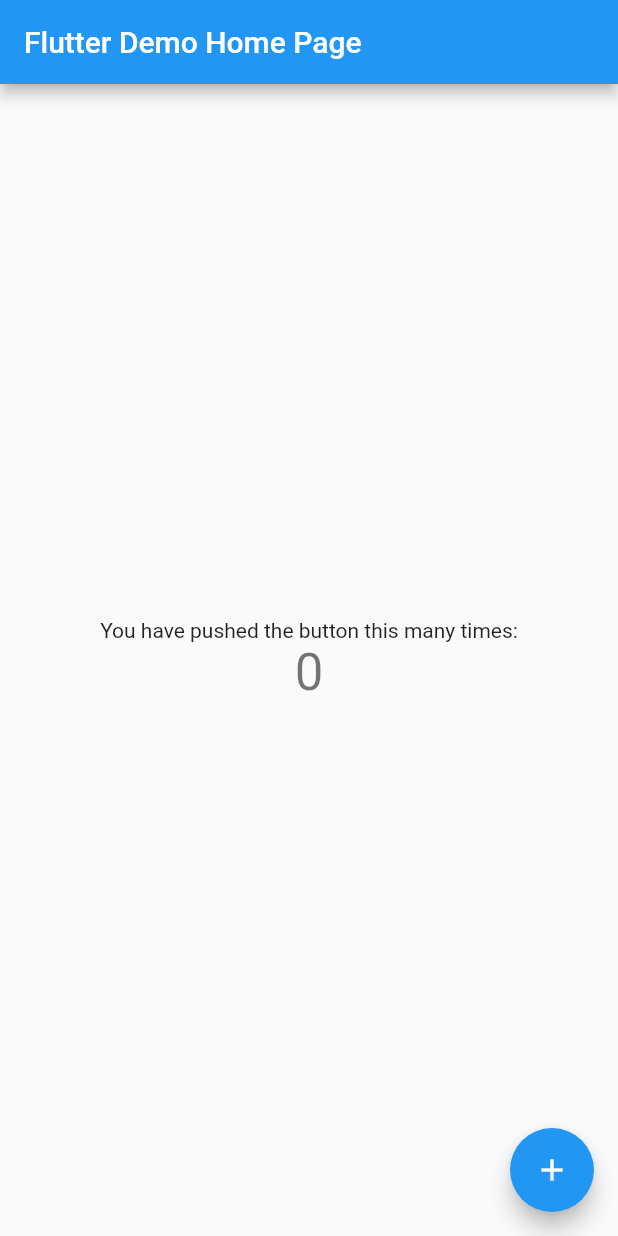
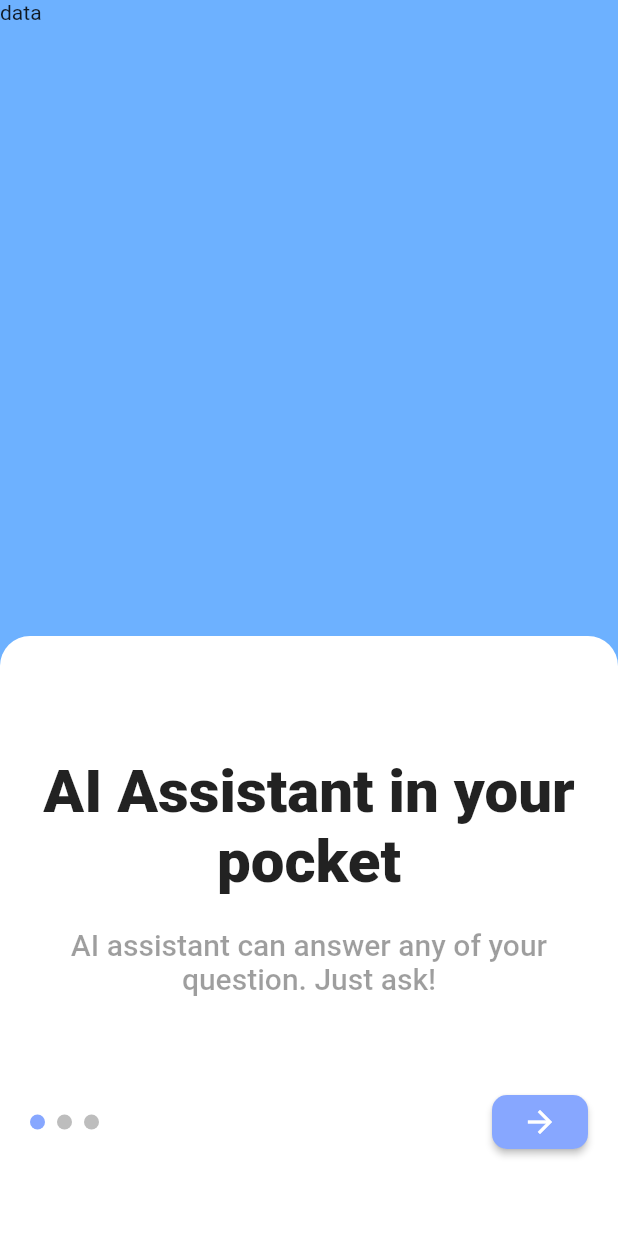
Before and after one commit to Sawansunar56/Zeno-AI, a Flutter app: the screen it shows after launch, on a phone screen of 412 x 824 dp. Run offline on Flutter 3.47's test engine with Material 2 defaults, Android fonts, the phone set to English and light mode, and no system bars; drawn by our look-alikes of smooth_page_indicator.

Commit message:
Start Page done but more work needed

```diff
--- /dev/null
+++ b/frontend/lib/constants/colors.dart
@@ -0,0 +1,3 @@
+import 'package:flutter/material.dart';
+
+const Color primaryColor = Color(0xfff87a7ff);
--- a/frontend/lib/main.dart
+++ b/frontend/lib/main.dart
@@ -1,4 +1,6 @@
 import 'package:flutter/material.dart';
+import 'package:frontend/screens/home_page.dart';
+import 'package:frontend/screens/start_page.dart';
 
 void main() {
   runApp(const MyApp());
@@ -7,109 +9,15 @@
 class MyApp extends StatelessWidget {
   const MyApp({super.key});
 
-  // This widget is the root of your application.
   @override
   Widget build(BuildContext context) {
     return MaterialApp(
       title: 'Flutter Demo',
       theme: ThemeData(
-        // This is the theme of your application.
-        //
-        // Try running your application with "flutter run". You'll see the
-        // application has a blue toolbar. Then, without quitting the app, try
-        // changing the primarySwatch below to Colors.green and then invoke
-        // "hot reload" (press "r" in the console where you ran "flutter run",
-        // or simply save your changes to "hot reload" in a Flutter IDE).
-        // Notice that the counter didn't reset back to zero; the application
-        // is not restarted.
         primarySwatch: Colors.blue,
       ),
-      home: const MyHomePage(title: 'Flutter Demo Home Page'),
+      home: StartPage(),
+      debugShowCheckedModeBanner: false,
     );
   }
 }
-
-class MyHomePage extends StatefulWidget {
-  const MyHomePage({super.key, required this.title});
-
-  // This widget is the home page of your application. It is stateful, meaning
-  // that it has a State object (defined below) that contains fields that affect
-  // how it looks.
-
-  // This class is the configuration for the state. It holds the values (in this
-  // case the title) provided by the parent (in this case the App widget) and
-  // used by the build method of the State. Fields in a Widget subclass are
-  // always marked "final".
-
-  final String title;
-
-  @override
-  State<MyHomePage> createState() => _MyHomePageState();
-}
-
-class _MyHomePageState extends State<MyHomePage> {
-  int _counter = 0;
-
-  void _incrementCounter() {
-    setState(() {
-      // This call to setState tells the Flutter framework that something has
-      // changed in this State, which causes it to rerun the build method below
-      // so that the display can reflect the updated values. If we changed
-      // _counter without calling setState(), then the build method would not be
-      // called again, and so nothing would appear to happen.
-      _counter++;
-    });
-  }
-
-  @override
-  Widget build(BuildContext context) {
-    // This method is rerun every time setState is called, for instance as done
-    // by the _incrementCounter method above.
-    //
-    // The Flutter framework has been optimized to make rerunning build methods
-    // fast, so that you can just rebuild anything that needs updating rather
-    // than having to individually change instances of widgets.
-    return Scaffold(
-      appBar: AppBar(
-        // Here we take the value from the MyHomePage object that was created by
-        // the App.build method, and use it to set our appbar title.
-        title: Text(widget.title),
-      ),
-      body: Center(
-        // Center is a layout widget. It takes a single child and positions it
-        // in the middle of the parent.
-        child: Column(
-          // Column is also a layout widget. It takes a list of children and
-          // arranges them vertically. By default, it sizes itself to fit its
-          // children horizontally, and tries to be as tall as its parent.
-          //
-          // Invoke "debug painting" (press "p" in the console, choose the
-          // "Toggle Debug Paint" action from the Flutter Inspector in Android
-          // Studio, or the "Toggle Debug Paint" command in Visual Studio Code)
-          // to see the wireframe for each widget.
-          //
-          // Column has various properties to control how it sizes itself and
-          // how it positions its children. Here we use mainAxisAlignment to
-          // center the children vertically; the main axis here is the vertical
-          // axis because Columns are vertical (the cross axis would be
-          // horizontal).
-          mainAxisAlignment: MainAxisAlignment.center,
-          children: <Widget>[
-            const Text(
-              'You have pushed the button this many times:',
-            ),
-            Text(
-              '$_counter',
-              style: Theme.of(context).textTheme.headlineMedium,
-            ),
-          ],
-        ),
-      ),
-      floatingActionButton: FloatingActionButton(
-        onPressed: _incrementCounter,
-        tooltip: 'Increment',
-        child: const Icon(Icons.add),
-      ), // This trailing comma makes auto-formatting nicer for build methods.
-    );
-  }
-}
--- /dev/null
+++ b/frontend/lib/screens/home_page.dart
@@ -0,0 +1,48 @@
+import 'package:flutter/material.dart';
+
+class MyHomePage extends StatefulWidget {
+  const MyHomePage({super.key, required this.title});
+
+  final String title;
+
+  @override
+  State<MyHomePage> createState() => _MyHomePageState();
+}
+
+class _MyHomePageState extends State<MyHomePage> {
+  int _counter = 0;
+
+  void _incrementCounter() {
+    setState(() {
+      _counter++;
+    });
+  }
+
+  @override
+  Widget build(BuildContext context) {
+    return Scaffold(
+      appBar: AppBar(
+        title: Text(widget.title),
+      ),
+      body: Center(
+        child: Column(
+          mainAxisAlignment: MainAxisAlignment.center,
+          children: <Widget>[
+            const Text(
+              'You have pushed the button this many times:',
+            ),
+            Text(
+              '$_counter',
+              style: Theme.of(context).textTheme.headlineMedium,
+            ),
+          ],
+        ),
+      ),
+      floatingActionButton: FloatingActionButton(
+        onPressed: _incrementCounter,
+        tooltip: 'Increment',
+        child: const Icon(Icons.add),
+      ), // This trailing comma makes auto-formatting nicer for build methods.
+    );
+  }
+}
--- /dev/null
+++ b/frontend/lib/screens/start_page.dart
@@ -0,0 +1,144 @@
+import 'package:flutter/material.dart';
+import 'package:frontend/constants/colors.dart';
+import 'package:smooth_page_indicator/smooth_page_indicator.dart';
+
+class StartPage extends StatelessWidget {
+  StartPage({super.key});
+  final _controller = PageController();
+
+  @override
+  Widget build(BuildContext context) {
+    return Scaffold(
+      body: Container(
+        decoration: BoxDecoration(color: Color.fromARGB(255, 109, 177, 255)),
+        child: SafeArea(
+          child: Column(
+            mainAxisAlignment: MainAxisAlignment.spaceBetween,
+            crossAxisAlignment: CrossAxisAlignment.stretch,
+            children: [
+              Container(
+                child: Text("data"),
+              ),
+              SizedBox(
+                height: 400,
+                child: ClipRRect(
+                  borderRadius: const BorderRadius.only(
+                      topLeft: Radius.circular(20),
+                      topRight: Radius.circular(20)),
+                  child: Container(
+                    decoration: BoxDecoration(
+                      color: Colors.white,
+                    ),
+                    child: Padding(
+                      padding: const EdgeInsets.only(
+                          left: 20, right: 20, top: 80, bottom: 10),
+                      child: Column(
+                        crossAxisAlignment: CrossAxisAlignment.stretch,
+                        children: [
+                          SizedBox(
+                            height: 200,
+                            child: PageView(
+                              controller: _controller,
+                              scrollDirection: Axis.horizontal,
+                              children: [
+                                SizedBox(
+                                  width: 260,
+                                  child: Column(
+                                    children: [
+                                      Text(
+                                        "AI Assistant in your pocket",
+                                        textAlign: TextAlign.center,
+                                        style: TextStyle(
+                                          fontSize: 40.0,
+                                          fontWeight: FontWeight.w800,
+                                        ),
+                                      ),
+                                      Padding(
+                                        padding:
+                                            const EdgeInsets.only(top: 20.0),
+                                        child: Text(
+                                          "AI assistant can answer any of your question. Just ask!",
+                                          textAlign: TextAlign.center,
+                                          style: TextStyle(
+                                            fontSize: 20.0,
+                                            fontWeight: FontWeight.w500,
+                                            color: Colors.black38,
+                                          ),
+                                        ),
+                                      ),
+                                    ],
+                                  ),
+                                ),
+                                SizedBox(
+                                  width: 260,
+                                  child: Column(
+                                    children: [
+                                      Text(
+                                        "AI Assistant in your pocket",
+                                        textAlign: TextAlign.center,
+                                        style: TextStyle(
+                                          fontSize: 40.0,
+                                          fontWeight: FontWeight.w800,
+                                        ),
+                                      ),
+                                      Padding(
+                                        padding:
+                                            const EdgeInsets.only(top: 20.0),
+                                        child: Text(
+                                          "AI assistant can answer any of your question. Just ask!",
+                                          textAlign: TextAlign.center,
+                                          style: TextStyle(
+                                            fontSize: 20.0,
+                                            fontWeight: FontWeight.w500,
+                                            color: Colors.black26,
+                                          ),
+                                        ),
+                                      ),
+                                    ],
+                                  ),
+                                ),
+                              ],
+                            ),
+                          ),
+                          Padding(
+                            padding: const EdgeInsets.only(top: 20.0),
+                            child: Row(
+                              mainAxisAlignment: MainAxisAlignment.spaceBetween,
+                              children: [
+                                SmoothPageIndicator(
+                                  controller: _controller,
+                                  count: 3,
+                                  axisDirection: Axis.horizontal,
+                                  effect: SlideEffect(
+                                    activeDotColor: primaryColor,
+                                    dotHeight: 10,
+                                    dotColor: Colors.black26,
+                                    dotWidth: 10,
+                                  ),
+                                ),
+                                ElevatedButton(
+                                  onPressed: () {},
+                                  child: Icon(Icons.arrow_forward),
+                                  style: ElevatedButton.styleFrom(
+                                    backgroundColor: primaryColor,
+                                    shape: RoundedRectangleBorder(
+                                      borderRadius: BorderRadius.circular(10.0),
+                                    ),
+                                  ),
+                                ),
+                              ],
+                            ),
+                          )
+                        ],
+                      ),
+                    ),
+                  ),
+                ),
+              )
+            ],
+          ),
+        ),
+      ),
+    );
+  }
+}
--- a/frontend/pubspec.yaml
+++ b/frontend/pubspec.yaml
@@ -35,6 +35,7 @@
   # The following adds the Cupertino Icons font to your application.
   # Use with the CupertinoIcons class for iOS style icons.
   cupertino_icons: ^1.0.2
+  smooth_page_indicator: ^1.1.0
 
 dev_dependencies:
   flutter_test:
```
Also changed, not shown: frontend/pubspec.lock.
